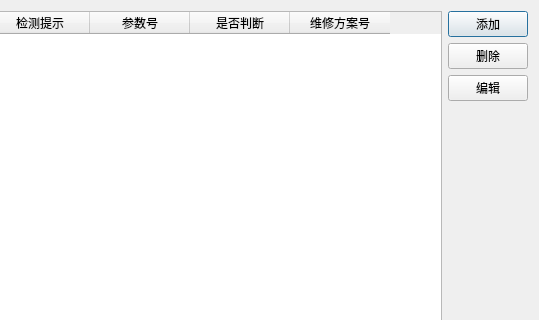
EGeeks/faultree, file rulemanagedialog.ui: the form before one commit; both pictures show x 222 to 761 and y 0 to 320 of the 761 by 441 pixel window.
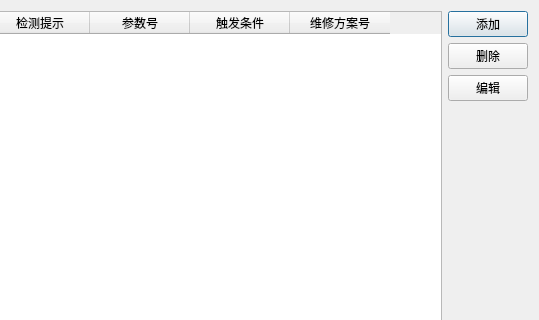
The form after the commit.

```diff
--- a/rulemanagedialog.ui
+++ b/rulemanagedialog.ui
@@ -53,7 +53,7 @@
      </column>
      <column>
       <property name="text">
-       <string>是否判断</string>
+       <string>触发条件</string>
       </property>
      </column>
      <column>
```
Left out of the diff: 2 changed lines with no effect on the pictures.
